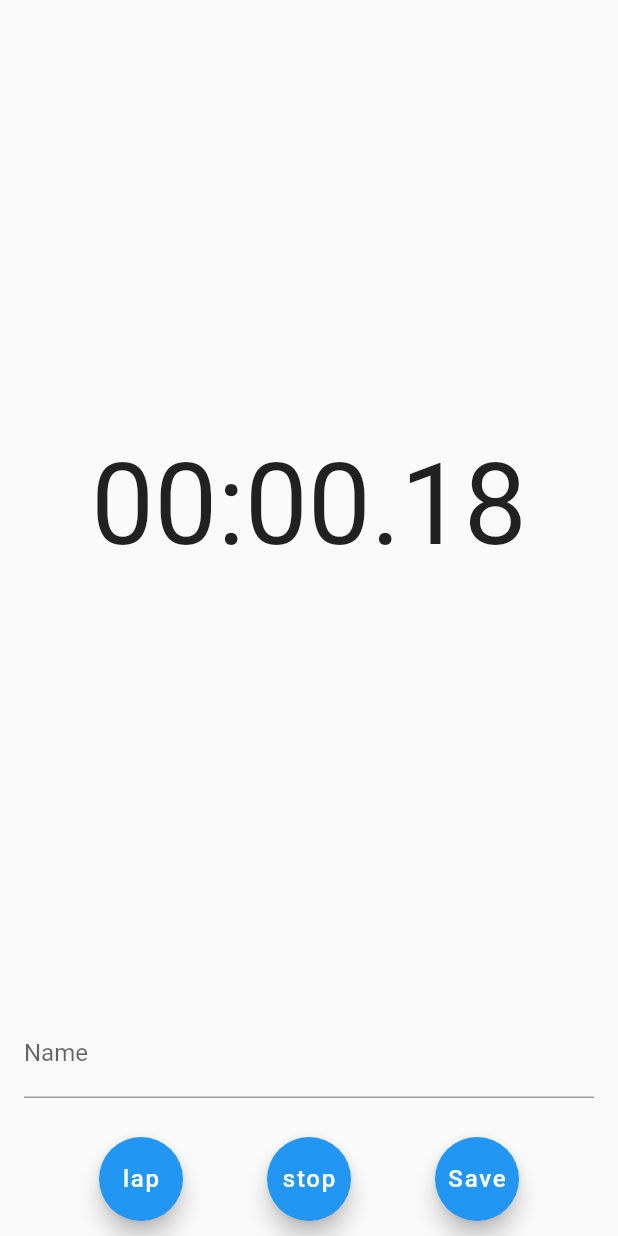
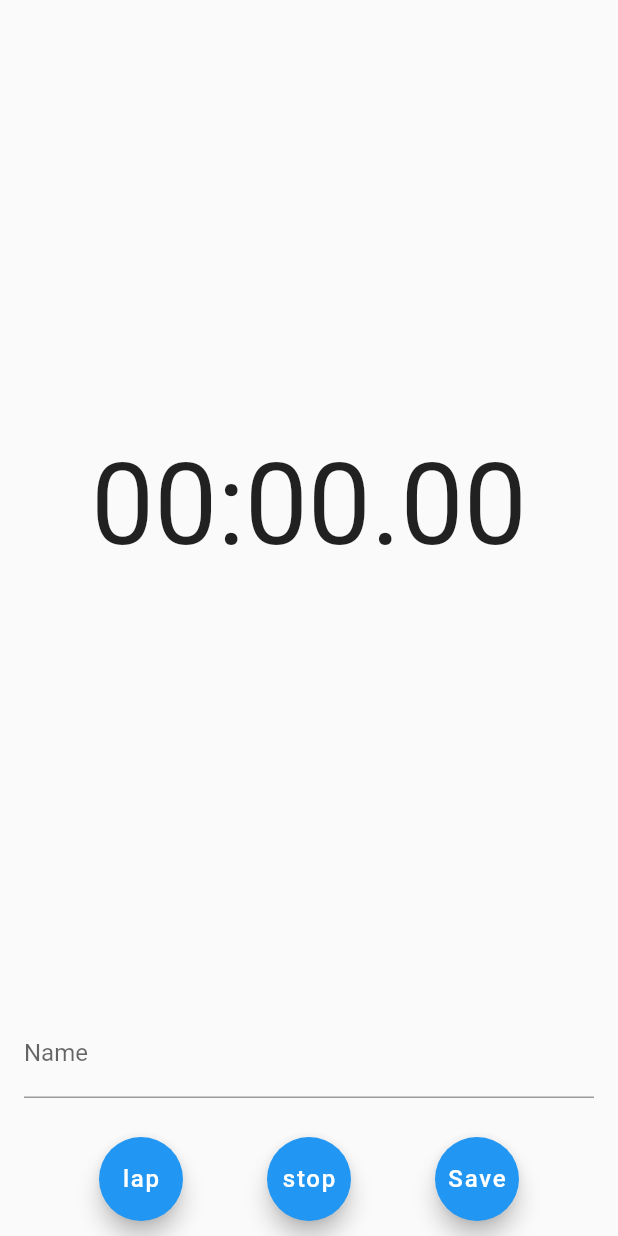
Before and after one commit to Xerterhino/flutter_bachelor, a Flutter app: the TimerPage screen opened directly with empty values, after a tap on "start", after a tap on "Save", on a phone screen of 412 x 824 dp. Run offline on Flutter 3.47's test engine with Material 2 defaults, Android fonts, the phone set to English and light mode, and no system bars; network calls fail; Roboto replaces fonts that are missing (Bebas Neue).

Commit message:
Wrap Stopwatch to display time based on db value and more fixes to stopwatch

```diff
--- a/lib/main.dart
+++ b/lib/main.dart
@@ -56,7 +56,7 @@ class TODOState extends State<TODO> {
       routes: {
         '/': (context) => TODOList(),
         '/create': (context) => TODOCreate(onCreate: onTaskCreated,),
-        '/timer': (context) => TimerPage(name: "asd", duration: "asd", id: "asd"),
+        '/timer': (context) => TimerPage(name: "asd", duration: "111111", id: "asd"),
       },
     );
   }
--- a/lib/timer_page.dart
+++ b/lib/timer_page.dart
@@ -24,8 +24,10 @@ class ScreenArguments {
 }
 
 class Dependencies {
-  final List<ValueChanged<ElapsedTime>> timerListeners = <ValueChanged<ElapsedTime>>[];
-  final TextStyle textStyle = const TextStyle(fontSize: 75.0, fontFamily: "Bebas Neue");
+  final List<ValueChanged<ElapsedTime>> timerListeners =
+      <ValueChanged<ElapsedTime>>[];
+  final TextStyle textStyle =
+      const TextStyle(fontSize: 75.0, fontFamily: "Bebas Neue");
   final Stopwatch stopwatch = new Stopwatch();
   final int timerMillisecondsRefreshRate = 30;
 }
@@ -35,18 +37,23 @@ class TimerPage extends StatefulWidget {
   final duration;
   final id;
 
-  TimerPage({Key key, @required this.name, @required this.duration, @required this.id}) : super(key: key);
+  TimerPage(
+      {Key key,
+      @required this.name,
+      @required this.duration,
+      @required this.id})
+      : super(key: key);
 
-  TimerPageState createState() => new TimerPageState(name: name, duration: duration, id: id);
+  TimerPageState createState() => new TimerPageState();
 }
 
 class TimerPageState extends State<TimerPage> {
   final Dependencies dependencies = new Dependencies();
-  final name;
-  final duration;
-  final id;
+  bool hasBeenReset = false;
 
-  TimerPageState({Key key, @required this.name, @required this.duration, @required this.id});
+  TimerPageState({
+    Key key,
+  });
 
   void leftButtonPressed() {
     setState(() {
@@ -54,6 +61,7 @@ class TimerPageState extends State<TimerPage> {
         print("${dependencies.stopwatch.elapsedMilliseconds}");
       } else {
         dependencies.stopwatch.reset();
+        this.hasBeenReset = true;
       }
     });
   }
@@ -64,12 +72,14 @@ class TimerPageState extends State<TimerPage> {
         dependencies.stopwatch.stop();
       } else {
         dependencies.stopwatch.start();
+//        this.hasBeenReset = false;
       }
     });
   }
 
-void saveActivity(String id, String name, String duration ) async {
-  final http.Response response = await http.put('http://192.168.178.20:8080/api/activity/' + id,
+  void saveActivity(String id, String name, String duration) async {
+    final http.Response response = await http.put(
+        'http://192.168.178.20:8080/api/activity/' + id,
         headers: <String, String>{
           'Content-Type': 'application/json; charset=UTF-8',
         },
@@ -79,7 +89,6 @@ void saveActivity(String id, String name, String duration ) async {
           'finished': 'false'
         }));
     if (response.statusCode == 200) {
-//      final List responseData = json.decode(response.body);
       Navigator.pushNamed(context, "/");
     } else {
       throw Exception('Failed to update Activity');
@@ -87,34 +96,46 @@ void saveActivity(String id, String name, String duration ) async {
   }
 
   Widget buildFloatingButton(String text, VoidCallback callback) {
-    TextStyle roundTextStyle = const TextStyle(fontSize: 16.0, color: Colors.white);
+    TextStyle roundTextStyle =
+        const TextStyle(fontSize: 16.0, color: Colors.white);
     return new FloatingActionButton(
         heroTag: text,
         child: new Text(text, style: roundTextStyle),
         onPressed: callback);
   }
 
+  String getActualTimeElapsed(String elapsedArgTime) {
+    if (hasBeenReset) {
+      return dependencies.stopwatch.elapsedMilliseconds.toString();
+    } else
+      return (dependencies.stopwatch.elapsedMilliseconds +
+              int.parse(elapsedArgTime))
+          .toString();
+  }
+
   @override
   Widget build(BuildContext context) {
     final ScreenArguments args = ModalRoute.of(context).settings.arguments;
-    final TextEditingController controller = TextEditingController(text: args.name );
+    final TextEditingController controller =
+        TextEditingController(text: args.name);
 
-    return new Scaffold (body: Column(
+    final calcDuration = hasBeenReset ? '0' : args.duration;
+
+    return new Scaffold(
+        body: Column(
       crossAxisAlignment: CrossAxisAlignment.stretch,
       children: <Widget>[
         new Expanded(
-          child: new TimerText(dependencies: dependencies),
+          child: new TimerText(
+              dependencies: dependencies,
+              duration: calcDuration,
+              hasBeenReset: hasBeenReset),
         ),
         Padding(
             padding: EdgeInsets.all(16),
-    child:TextField(
-              // Opens the keyboard automatically
-//                autofocus: true,
+            child: TextField(
                 controller: controller,
-                decoration: InputDecoration(
-                    labelText: 'Name'
-                )
-            )),
+                decoration: InputDecoration(labelText: 'Name'))),
         new Expanded(
           flex: 0,
           child: new Padding(
@@ -122,9 +143,16 @@ void saveActivity(String id, String name, String duration ) async {
             child: new Row(
               mainAxisAlignment: MainAxisAlignment.spaceEvenly,
               children: <Widget>[
-                buildFloatingButton(dependencies.stopwatch.isRunning ? "lap" : "reset", leftButtonPressed),
-                buildFloatingButton(dependencies.stopwatch.isRunning ? "stop" : "start", rightButtonPressed),
-                buildFloatingButton("Save",() => saveActivity(args.id, controller.text, dependencies.stopwatch.elapsedMilliseconds.toString())),
+                buildFloatingButton(
+                    dependencies.stopwatch.isRunning ? "lap" : "reset",
+                    leftButtonPressed),
+                buildFloatingButton(
+                    dependencies.stopwatch.isRunning ? "stop" : "start",
+                    rightButtonPressed),
+                buildFloatingButton(
+                    "Save",
+                    () => saveActivity(args.id, controller.text,
+                        getActualTimeElapsed(args.duration))),
               ],
             ),
           ),
@@ -135,21 +163,33 @@ void saveActivity(String id, String name, String duration ) async {
 }
 
 class TimerText extends StatefulWidget {
-  TimerText({this.dependencies});
   final Dependencies dependencies;
+  final String duration;
+  final bool hasBeenReset;
 
-  TimerTextState createState() => new TimerTextState(dependencies: dependencies);
+  TimerText({Key key, this.dependencies, this.duration, this.hasBeenReset});
+
+  TimerTextState createState() => new TimerTextState(
+      dependencies: dependencies,
+      duration: duration,
+      hasBeenReset: hasBeenReset);
 }
 
 class TimerTextState extends State<TimerText> {
-  TimerTextState({this.dependencies});
+  TimerTextState({this.dependencies, this.duration, this.hasBeenReset});
+
   final Dependencies dependencies;
+  String duration;
+  final bool hasBeenReset;
+
   Timer timer;
   int milliseconds;
 
   @override
   void initState() {
-    timer = new Timer.periodic(new Duration(milliseconds: dependencies.timerMillisecondsRefreshRate), callback);
+    timer = new Timer.periodic(
+        new Duration(milliseconds: dependencies.timerMillisecondsRefreshRate),
+        callback);
     super.initState();
   }
 
@@ -162,7 +202,10 @@ class TimerTextState extends State<TimerText> {
 
   void callback(Timer timer) {
     if (milliseconds != dependencies.stopwatch.elapsedMilliseconds) {
-      milliseconds = dependencies.stopwatch.elapsedMilliseconds;
+      milliseconds = widget.hasBeenReset
+          ? dependencies.stopwatch.elapsedMilliseconds
+          : dependencies.stopwatch.elapsedMilliseconds +
+              int.parse(widget.duration);
       final int hundreds = (milliseconds / 10).truncate();
       final int seconds = (hundreds / 100).truncate();
       final int minutes = (seconds / 60).truncate();
@@ -182,7 +225,6 @@ class TimerTextState extends State<TimerText> {
     return Padding(
       padding: EdgeInsets.all(16),
       child: new Row(
-
         mainAxisAlignment: MainAxisAlignment.center,
         children: <Widget>[
           new RepaintBoundary(
@@ -205,13 +247,16 @@ class TimerTextState extends State<TimerText> {
 
 class MinutesAndSeconds extends StatefulWidget {
   MinutesAndSeconds({this.dependencies});
+
   final Dependencies dependencies;
 
-  MinutesAndSecondsState createState() => new MinutesAndSecondsState(dependencies: dependencies);
+  MinutesAndSecondsState createState() =>
+      new MinutesAndSecondsState(dependencies: dependencies);
 }
 
 class MinutesAndSecondsState extends State<MinutesAndSeconds> {
   MinutesAndSecondsState({this.dependencies});
+
   final Dependencies dependencies;
 
   int minutes = 0;
@@ -242,6 +287,7 @@ class MinutesAndSecondsState extends State<MinutesAndSeconds> {
 
 class Hundreds extends StatefulWidget {
   Hundreds({this.dependencies});
+
   final Dependencies dependencies;
 
   HundredsState createState() => new HundredsState(dependencies: dependencies);
@@ -249,6 +295,7 @@ class Hundreds extends StatefulWidget {
 
 class HundredsState extends State<Hundreds> {
   HundredsState({this.dependencies});
+
   final Dependencies dependencies;
 
   int hundreds = 0;
--- a/lib/todolist.dart
+++ b/lib/todolist.dart
@@ -4,7 +4,6 @@ import 'package:flutterbachelor/timer_page.dart';
 
 import 'package:http/http.dart' as http;
 
-import 'dart:async';
 import 'dart:convert';
 
 class TODOList extends StatefulWidget {
@@ -15,11 +14,6 @@ class TODOList extends StatefulWidget {
   }
 
   List<Activity> activities;
-
-  // Receiving tasks from parent widget
-//  TODOList({@required this.activities});
-
-
 
 }
 
@@ -83,9 +77,7 @@ class _TODOListState extends State<TODOList> {
     }));
     if (response.statusCode == 201) {
       final responseData = json.decode(response.body);
-      print(responseData);
       Navigator.pushNamed(context, "/timer", arguments: ScreenArguments(responseData["_id"], responseData["name"], responseData["duration"] ));
-//      getActivites();
     } else {
       throw Exception('Failed to load Activity');
     }
```
Lines whose indentation alone changed are shown as unchanged.
